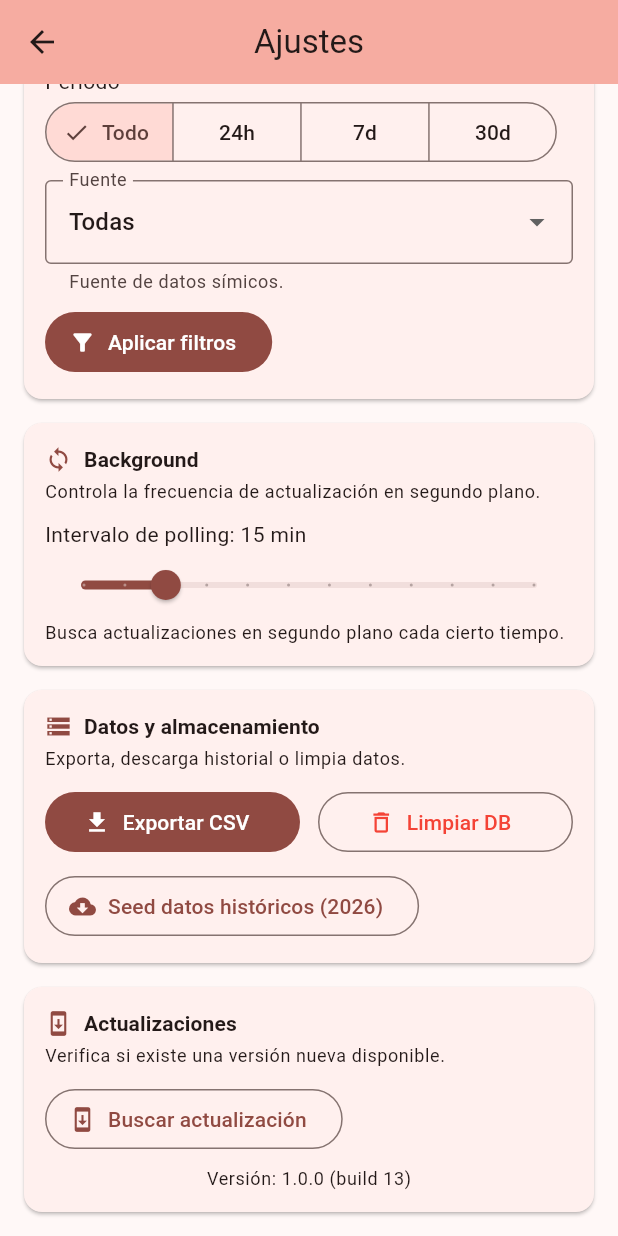
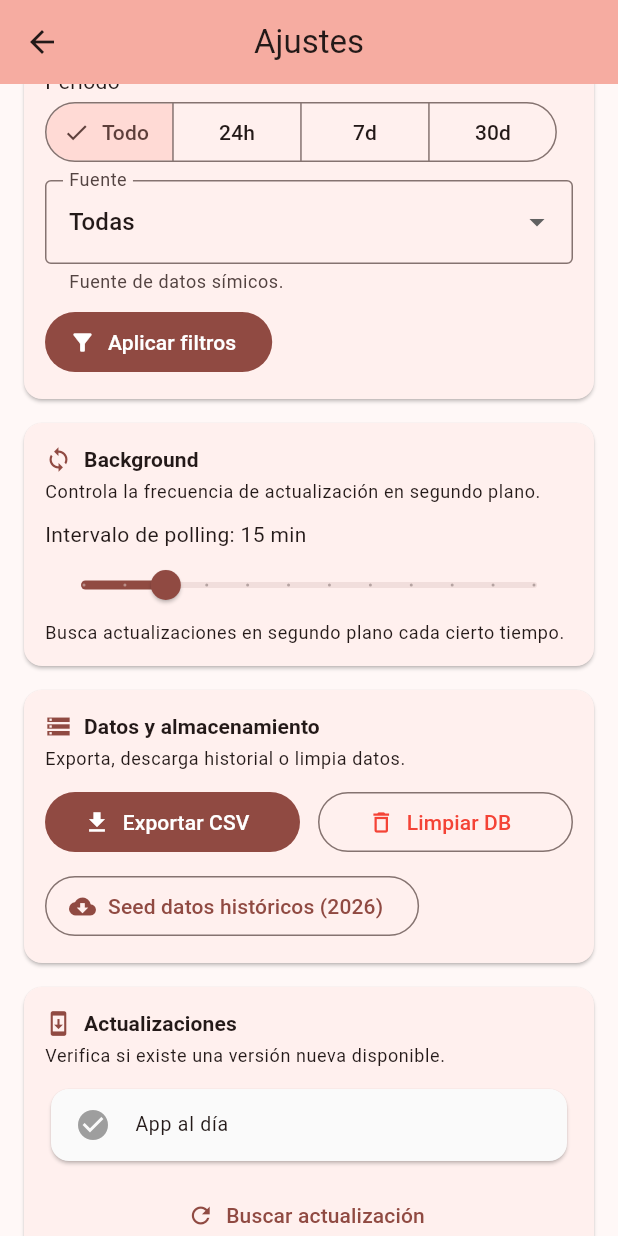
Before and after one commit to juancito8812/sismo-app, a Flutter app: the SettingsScreen screen opened directly, scrolled down 184 dp, on a phone screen of 412 x 824 dp. Run offline on Flutter 3.47's test engine with Material 3 defaults, Android fonts, the phone set to English and light mode, and no system bars; our stand-ins replace audioplayers, csv, flutter_contacts, flutter_local_notifications, flutter_map, latlong2 and 3 more; missing offline and left inert: torch_light, workmanager; accounts and stored records are empty; statements that could not run were skipped.

Commit message:
feat: mejora detección y UX de actualizaciones en Ajustes

````diff
--- a/lib/screens/settings_screen.dart
+++ b/lib/screens/settings_screen.dart
@@ -30,12 +30,21 @@ class _SettingsScreenState extends State<SettingsScreen> {
   bool _clearing = false;
   bool _seeding = false;
   bool _checking = false;
+  _UpdateStatus _updateStatus = _UpdateStatus.idle;
   String? _updateInfo;
+  String? _updateBody;
   String? _updateUrl;
   String? _exportPath;
   int _seededCount = 0;
 
   final _sources = ['Todas', 'USGS'];
+
+  @override
+  void initState() {
+    super.initState();
+    _loadPackageInfo();
+    _loadPollInterval();
+  }
 
   @override
   Widget build(BuildContext context) {
@@ -135,27 +144,80 @@ class _SettingsScreenState extends State<SettingsScreen> {
           const SizedBox(height: 16),
 
           _section(theme, Icons.system_update, 'Actualizaciones', [
-            if (_updateInfo != null)
+            if (_updateStatus == _UpdateStatus.checking)
+              const LinearProgressIndicator(minHeight: 2)
+            else if (_updateStatus == _UpdateStatus.error)
               Card(
-                color: _updateInfo!.contains('disponible') ? Colors.green.shade50 : Colors.grey.shade100,
+                color: Colors.red.shade50,
                 child: ListTile(
-                  leading: Icon(_updateInfo!.contains('disponible') ? Icons.system_update : Icons.check_circle,
-                    color: _updateInfo!.contains('disponible') ? Colors.green : Colors.grey),
-                  title: Text(_updateInfo!),
-                  trailing: _updateUrl != null
-                      ? ElevatedButton(onPressed: () => launchUrl(Uri.parse(_updateUrl!)), child: const Text('Descargar'))
-                      : null,
+                  dense: true,
+                  leading: const Icon(Icons.wifi_off_rounded, color: Colors.red),
+                  title: Text(_updateInfo ?? 'No se pudo verificar actualizaciones'),
+                ),
+              )
+            else if (_updateStatus == _UpdateStatus.available)
+              Card(
+                color: Colors.green.shade50,
+                child: Padding(
+                  padding: const EdgeInsets.fromLTRB(12, 10, 12, 12),
+                  child: Column(
+                    crossAxisAlignment: CrossAxisAlignment.start,
+                    children: [
+                      Row(
+                        children: [
+                          const Icon(Icons.system_update, color: Colors.green),
+                          const SizedBox(width: 10),
+                          Expanded(
+                            child: Text(_updateInfo ?? 'Actualización disponible',
+                              style: theme.textTheme.bodyMedium?.copyWith(fontWeight: FontWeight.w600)),
+                          ),
+                        ],
+                      ),
+                      if ((_updateBody?.trim().isNotEmpty) ?? false) ...[
+                        const SizedBox(height: 8),
+                        Text(_updateBody!.trim(), style: theme.textTheme.bodySmall),
+                      ],
+                      const SizedBox(height: 10),
+                      if (_updateUrl != null)
+                        FilledButton.icon(
+                          onPressed: () => launchUrl(Uri.parse(_updateUrl!), mode: LaunchMode.externalApplication),
+                          icon: const Icon(Icons.download),
+                          label: const Text('Descargar actualización'),
+                        ),
+                      const SizedBox(height: 8),
+                      TextButton.icon(
+                        onPressed: () => _checkForUpdate(),
+                        icon: const Icon(Icons.refresh, size: 18),
+                        label: const Text('Volver a comprobar'),
+                      ),
+                    ],
+                  ),
+                ),
+              )
+            else
+              Card(
+                color: Colors.grey.shade50,
+                child: ListTile(
+                  dense: true,
+                  leading: const Icon(Icons.check_circle, color: Colors.grey),
+                  title: Text(_updateInfo ?? 'App al día'),
                 ),
               ),
-            OutlinedButton.icon(
-              onPressed: _checking ? null : _checkForUpdate,
-              icon: _checking
-                  ? const SizedBox(width: 18, height: 18, child: CircularProgressIndicator(strokeWidth: 2))
-                  : const Icon(Icons.system_update),
-              label: Text(_checking ? 'Buscando...' : 'Buscar actualización')),
             const SizedBox(height: 8),
-            Center(child: Text('Versión: 1.0.0 (build ${_buildNumber})',
-              style: theme.textTheme.bodySmall)),
+            Center(
+              child: TextButton.icon(
+                onPressed: _checking ? null : _checkForUpdate,
+                icon: _checking
+                    ? const SizedBox(width: 16, height: 16, child: CircularProgressIndicator(strokeWidth: 2))
+                    : const Icon(Icons.refresh, size: 18),
+                label: Text(_checking ? 'Comprobando...' : 'Buscar actualización'),
+              ),
+            ),
+            const SizedBox(height: 4),
+            Center(
+              child: Text('Versión ${(_pkg?.version ?? '-')} (${_pkg?.buildNumber ?? '-'})',
+                style: theme.textTheme.bodySmall),
+            ),
           ]),
         ],
       ),
@@ -317,13 +379,6 @@ class _SettingsScreenState extends State<SettingsScreen> {
     if (mounted) setState(() {});
   }
 
-  @override
-  void initState() {
-    super.initState();
-    _loadPackageInfo();
-    _loadPollInterval();
-  }
-
   Future<void> _loadPollInterval() async {
     final prefs = await SharedPreferences.getInstance();
     setState(() => _pollInterval = prefs.getInt('poll_interval') ?? 15);
@@ -387,14 +442,37 @@ class _SettingsScreenState extends State<SettingsScreen> {
       final currentVersion = await _safeVersionTag(_buildNumber.toString());
       final next = currentVersion.compareTo(remoteVersion) < 0;
       setState(() {
+        _updateStatus = next ? _UpdateStatus.available : _UpdateStatus.upToDate;
         _updateInfo = next ? 'Actualización disponible: $tag' : 'Ya tienes la última versión ($remoteVersion)';
+        _updateBody = _safeBody(data);
         _updateUrl = next ? apkUrl : null;
         _checking = false;
       });
     } catch (e) {
-      setState(() => _updateInfo = 'Error: $e');
+      setState(() { _updateStatus = _UpdateStatus.error; _updateInfo = 'Error: $e'; });
     } finally {
-      setState(() => _checking = false);
+      if (_updateStatus != _UpdateStatus.available && _updateStatus != _UpdateStatus.upToDate && _updateStatus != _UpdateStatus.error) {
+        setState(() => _checking = false);
+      }
     }
   }
+
+  String? _safeBody(Map<String, dynamic> data) {
+    final body = (data['body'] as String? ?? '').trim();
+    if (body.isEmpty) return null;
+    final seen = <String>{};
+    final lines = <String>[];
+    for (final raw in body.split(RegExp(r'\r?\n'))) {
+      final line = raw.trim();
+      if (line.isEmpty) continue;
+      if (line.startsWith('#') || line.startsWith('```')) continue;
+      final normalized = line.toLowerCase();
+      if (!seen.add(normalized)) continue;
+      lines.add(line);
+      if (lines.length >= 6) break;
+    }
+    return lines.join('\n');
+  }
 }
+
+enum _UpdateStatus { idle, checking, available, upToDate, error }
````
